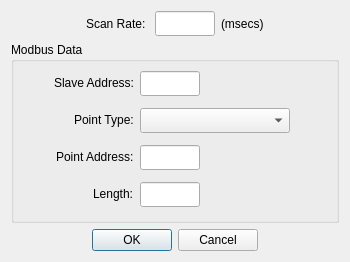
Qt form omodscan/dialogs/dialogdisplaydefinition.ui (sanny32/OpenModScan) before a commit.
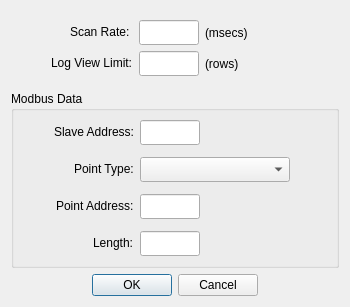
The same form after that commit. Custom widgets are drawn as their Qt base class.

Commit message: Developing new log view

The edit to the form file:
```diff
--- a/omodscan/dialogs/dialogdisplaydefinition.ui
+++ b/omodscan/dialogs/dialogdisplaydefinition.ui
@@ -7,7 +7,7 @@
     <x>0</x>
     <y>0</y>
     <width>350</width>
-    <height>262</height>
+    <height>277</height>
    </rect>
   </property>
   <property name="windowTitle">
@@ -15,27 +15,34 @@
   </property>
   <layout class="QVBoxLayout" name="verticalLayout">
    <item>
-    <layout class="QHBoxLayout" name="horizontalLayout">
-     <item>
-      <spacer name="horizontalSpacer">
-       <property name="orientation">
-        <enum>Qt::Horizontal</enum>
-       </property>
-       <property name="sizeHint" stdset="0">
-        <size>
-         <width>40</width>
-         <height>20</height>
-        </size>
-       </property>
-      </spacer>
-     </item>
-     <item>
+    <layout class="QFormLayout" name="formLayout_2">
+     <property name="labelAlignment">
+      <set>Qt::AlignRight|Qt::AlignTrailing|Qt::AlignVCenter</set>
+     </property>
+     <property name="formAlignment">
+      <set>Qt::AlignHCenter|Qt::AlignTop</set>
+     </property>
+     <property name="leftMargin">
+      <number>40</number>
+     </property>
+     <property name="topMargin">
+      <number>9</number>
+     </property>
+     <property name="rightMargin">
+      <number>9</number>
+     </property>
+     <property name="bottomMargin">
+      <number>9</number>
+     </property>
+     <item row="0" column="0">
       <widget class="QLabel" name="labelScanRate">
        <property name="text">
         <string>Scan Rate: </string>
        </property>
       </widget>
      </item>
+     <item row="0" column="1">
+      <layout class="QHBoxLayout" name="horizontalLayout">
      <item>
       <widget class="NumericLineEdit" name="lineEditScanRate">
        <property name="sizePolicy">
@@ -65,18 +72,47 @@
        </property>
       </widget>
      </item>
+      </layout>
+     </item>
+     <item row="1" column="0">
+      <widget class="QLabel" name="labelLogLimit">
+       <property name="text">
+        <string>Log View Limit:</string>
+       </property>
+      </widget>
+     </item>
+     <item row="1" column="1">
+      <layout class="QHBoxLayout" name="horizontalLayout_2">
      <item>
-      <spacer name="horizontalSpacer_2">
-       <property name="orientation">
-        <enum>Qt::Horizontal</enum>
-       </property>
-       <property name="sizeHint" stdset="0">
+        <widget class="NumericLineEdit" name="lineEditLogLimit">
+         <property name="sizePolicy">
+          <sizepolicy hsizetype="Fixed" vsizetype="Fixed">
+           <horstretch>0</horstretch>
+           <verstretch>0</verstretch>
+          </sizepolicy>
+         </property>
+         <property name="minimumSize">
         <size>
-         <width>40</width>
-         <height>20</height>
-        </size>
-       </property>
-      </spacer>
+           <width>0</width>
+           <height>25</height>
+          </size>
+         </property>
+         <property name="maximumSize">
+          <size>
+           <width>60</width>
+           <height>16777215</height>
+          </size>
+         </property>
+        </widget>
+       </item>
+       <item>
+        <widget class="QLabel" name="labelRows">
+         <property name="text">
+          <string>(rows)</string>
+         </property>
+        </widget>
+       </item>
+      </layout>
      </item>
     </layout>
    </item>
```
Left out of the diff: 2 changed lines with no effect on the pictures. Lines whose indentation alone changed are shown as unchanged. The commit also changes 11 other files.
